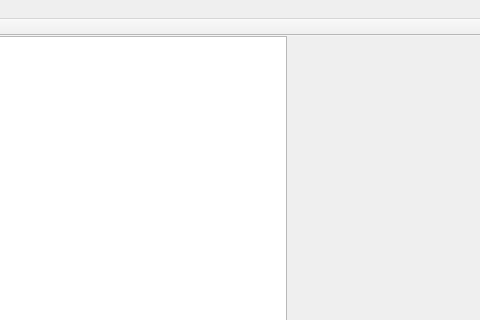
The window that mainwindow.ui (1057237562/Linpop) describes before a commit, drawn with Qt 5; both pictures show x 204 to 684 and y 0 to 320 of the 684 by 544 pixel window.
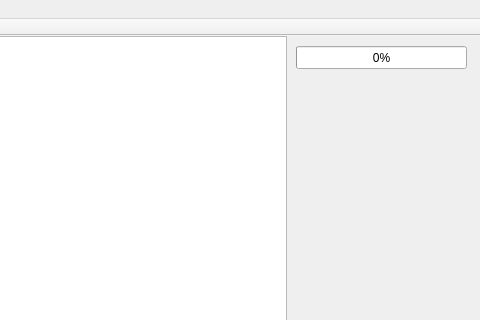
The same window after the commit.

Diff of the .ui file:
```diff
--- a/mainwindow.ui
+++ b/mainwindow.ui
@@ -76,6 +76,22 @@
      <string>发送文件</string>
     </property>
    </widget>
+   <widget class="QProgressBar" name="progressBar">
+    <property name="enabled">
+     <bool>true</bool>
+    </property>
+    <property name="geometry">
+     <rect>
+      <x>500</x>
+      <y>10</y>
+      <width>171</width>
+      <height>23</height>
+     </rect>
+    </property>
+    <property name="value">
+     <number>0</number>
+    </property>
+   </widget>
   </widget>
   <widget class="QMenuBar" name="menuBar">
    <property name="geometry">
```
